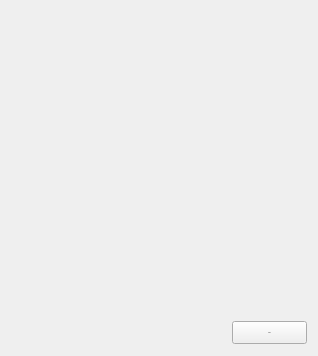
The window that lavape/src/LavaPE_UI/idd_formview.ui (berkus/lavape) describes before a commit, drawn with Qt 5.
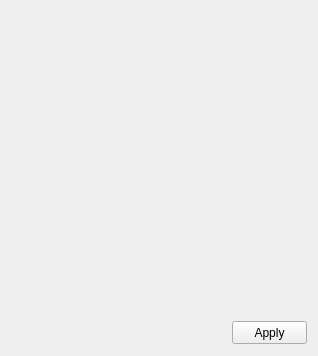
The same window after the commit.

What changed in the file:
```diff
--- a/lavape/src/LavaPE_UI/idd_formview.ui
+++ b/lavape/src/LavaPE_UI/idd_formview.ui
@@ -12,17 +12,6 @@
         <height>356</height>
       </rect>
     </property>
-    <property name="font" >
-      <font>
-        <family>MS Sans Serif</family>
-        <pointsize>0</pointsize>
-        <weight>0</weight>
-        <italic>false</italic>
-        <bold>false</bold>
-        <underline>false</underline>
-        <strikeout>false</strikeout>
-      </font>
-    </property>
     <property name="windowTitle" >
       <string>IDD_FORMVIEW</string>
     </property>
```
Left out of the diff: 5 changed lines with no effect on the pictures. Lines whose indentation alone changed are shown as unchanged.
